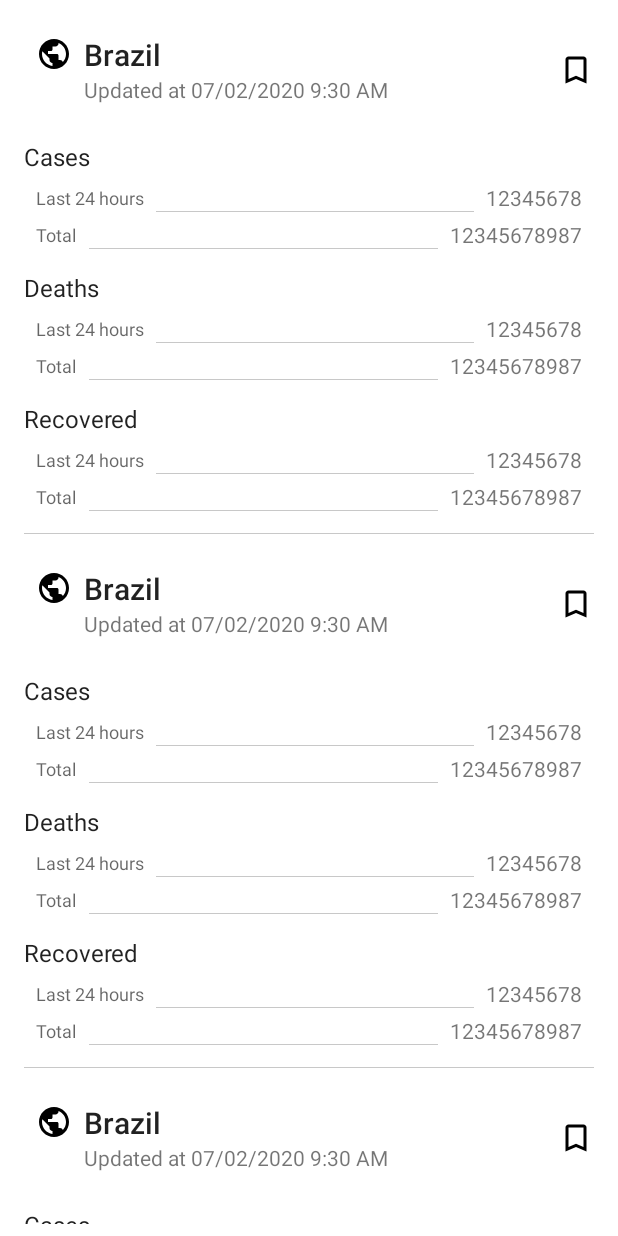
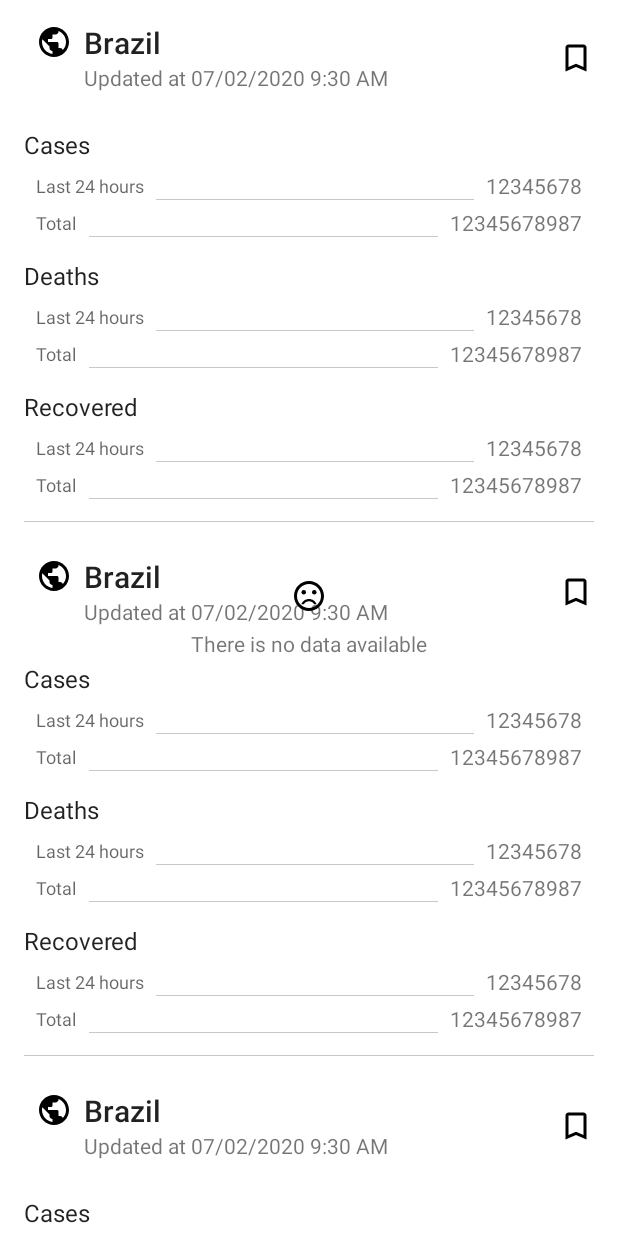
Before and after one commit to tibagni/covid19, an Android app: the layout countries_fragment.xml on its own in the app's theme, with its tools: preview values and no code run, on a phone screen of 412 x 824 dp. Run offline under Robolectric (Android 15) with nearby library versions, the light colour scheme and no system bars.

Commit message:
Adjust UI for mepty data and error cases

```diff
--- a/app/src/main/java/com/tibagni/covid/countries/CountriesViewModel.kt
+++ b/app/src/main/java/com/tibagni/covid/countries/CountriesViewModel.kt
@@ -46,8 +46,8 @@ class CountriesViewModel @ViewModelInject constructor(
         repository.updateCountrySummary(countrySummary)
     }
 
-    fun refresh() {
-        repository.refreshSummary(true)
+    fun refresh(forceRefresh: Boolean) {
+        repository.refreshSummary(forceRefresh)
     }
 
     fun filter(filterText: String) {
--- a/app/src/main/java/com/tibagni/covid/countries/SortCountriesDialogFragment.kt
+++ b/app/src/main/java/com/tibagni/covid/countries/SortCountriesDialogFragment.kt
@@ -8,7 +8,7 @@ import android.view.ViewGroup
 import androidx.fragment.app.viewModels
 import com.google.android.material.chip.ChipGroup
 import com.tibagni.covid.R
-import com.tibagni.covid.utils.enableChildren
+import com.tibagni.covid.view.enableChildren
 import dagger.hilt.android.AndroidEntryPoint
 import kotlinx.android.synthetic.main.fragment_sort_countries_dialog.view.*
 
--- a/app/src/main/java/com/tibagni/covid/news/NewsViewModel.kt
+++ b/app/src/main/java/com/tibagni/covid/news/NewsViewModel.kt
@@ -6,7 +6,11 @@ import com.tibagni.covid.repository.NewsRepository
 import dagger.hilt.android.scopes.ActivityRetainedScoped
 
 @ActivityRetainedScoped
-class NewsViewModel @ViewModelInject constructor(repository: NewsRepository) : ViewModel() {
+class NewsViewModel @ViewModelInject constructor(val repository: NewsRepository) : ViewModel() {
     val loadingStatus = repository.newsLoadingStatus
     val articles = repository.getNews()
+
+    fun refresh(forceRefresh: Boolean) {
+        repository.refreshNews(forceRefresh)
+    }
 }
--- a/app/src/main/java/com/tibagni/covid/repository/NewsRepository.kt
+++ b/app/src/main/java/com/tibagni/covid/repository/NewsRepository.kt
@@ -33,7 +33,7 @@ class NewsRepository @Inject constructor(
         return newsDao.loadAll()
     }
 
-    private fun refreshNews(forceRefresh: Boolean) {
+    fun refreshNews(forceRefresh: Boolean) {
         executor.execute {
             if (!forceRefresh && !shouldRefreshNews()) {
                 // Avoid fetching data from the API when it is not needed
--- a/app/src/main/java/com/tibagni/covid/summary/SummaryFragment.kt
+++ b/app/src/main/java/com/tibagni/covid/summary/SummaryFragment.kt
@@ -22,6 +22,7 @@ import com.tibagni.covid.R
 import com.tibagni.covid.countries.CountrySummarySortingState
 import com.tibagni.covid.repository.LoadingStatus
 import com.tibagni.covid.utils.*
+import com.tibagni.covid.view.onSelectionChanged
 import dagger.hilt.android.AndroidEntryPoint
 import kotlinx.android.synthetic.main.summary_fragment.view.*
 import kotlinx.android.synthetic.main.summary_item.view.*
--- /dev/null
+++ b/app/src/main/java/com/tibagni/covid/view/EmptyView.kt
@@ -0,0 +1,56 @@
+package com.tibagni.covid.view
+
+import android.content.Context
+import android.util.AttributeSet
+import android.view.View
+import android.widget.LinearLayout
+import com.tibagni.covid.R
+import kotlinx.android.synthetic.main.empty_view.view.*
+
+class EmptyView(context: Context, attrs: AttributeSet): LinearLayout(context, attrs)  {
+
+    companion object {
+        const val STATE_NO_DATA = 0
+        const val STATE_LOADING = 1
+        const val STATE_ERROR = 2
+    }
+
+    var emptyState: Int = STATE_NO_DATA
+    set(value) {
+        field = value
+        applyState(value)
+        invalidate()
+    }
+
+    init {
+        inflate(context, R.layout.empty_view, this)
+        val attributes = context.obtainStyledAttributes(attrs, R.styleable.EmptyView)
+        emptyState = attributes.getInt(R.styleable.EmptyView_empty_state, STATE_NO_DATA)
+        applyState(emptyState)
+        attributes.recycle()
+    }
+
+    private fun applyState(state: Int) {
+        textView.text = when (state) {
+            STATE_NO_DATA -> context.getString(R.string.no_data_state)
+            STATE_LOADING -> context.getString(R.string.loading_state)
+            STATE_ERROR -> context.getString(R.string.error_state)
+            else -> context.getString(R.string.no_data_state)
+        }
+
+        if (state == STATE_LOADING) {
+            imageView.visibility = View.GONE
+            progressBar.visibility = View.VISIBLE
+        } else {
+            imageView.visibility = View.VISIBLE
+            progressBar.visibility = View.GONE
+
+            imageView.setImageResource(when (state) {
+                STATE_ERROR -> R.drawable.ic_error_outline_black_24dp
+                STATE_NO_DATA -> R.drawable.ic_sentiment_dissatisfied_black_24dp
+                else -> View.NO_ID
+            })
+        }
+
+    }
+}
--- /dev/null
+++ b/app/src/main/java/com/tibagni/covid/view/EmptyableRecyclerView.kt
@@ -0,0 +1,69 @@
+package com.tibagni.covid.view
+
+import android.content.Context
+import android.util.AttributeSet
+import android.view.View
+import androidx.recyclerview.widget.RecyclerView
+import com.tibagni.covid.R
+
+/**
+ * A RecyclerView that shows an emptyView when it is empty
+ */
+class EmptyableRecyclerView(context: Context, attrs: AttributeSet) : RecyclerView(context, attrs) {
+    private var emptyView: View? = null
+    private val emptyViewId: Int
+
+    init {
+        context.theme.obtainStyledAttributes(attrs,
+            R.styleable.EmptyableRecyclerView,
+            0,
+            0).apply {
+            try {
+                emptyViewId = getResourceId(R.styleable.EmptyableRecyclerView_emptyView, View.NO_ID)
+            } finally {
+                recycle()
+            }
+        }
+    }
+
+    override fun onAttachedToWindow() {
+        super.onAttachedToWindow()
+        if (emptyViewId != View.NO_ID) {
+            emptyView = (parent as View).findViewById(emptyViewId)
+        }
+    }
+
+    override fun setAdapter(adapter: Adapter<*>?) {
+        adapter?.registerAdapterDataObserver(object : AdapterDataObserver() {
+            override fun onChanged() {
+                updateEmptyView(adapter)
+            }
+
+            override fun onItemRangeRemoved(positionStart: Int, itemCount: Int) {
+                updateEmptyView(adapter)
+            }
+
+            override fun onItemRangeMoved(fromPosition: Int, toPosition: Int, itemCount: Int) {
+                updateEmptyView(adapter)
+            }
+
+            override fun onItemRangeInserted(positionStart: Int, itemCount: Int) {
+                updateEmptyView(adapter)
+            }
+
+            override fun onItemRangeChanged(positionStart: Int, itemCount: Int) {
+                updateEmptyView(adapter)
+            }
+        })
+        super.setAdapter(adapter)
+        adapter?.let {
+            updateEmptyView(adapter)
+        }
+    }
+
+    private fun updateEmptyView(adapter: Adapter<*>) {
+        val isEmpty = adapter.itemCount == 0
+        emptyView?.visibility = if (isEmpty) VISIBLE else GONE
+    }
+
+}
--- a/app/src/main/java/com/tibagni/covid/utils/Expandable.kt
+++ b/app/src/main/java/com/tibagni/covid/view/Expandable.kt
@@ -1,4 +1,4 @@
-package com.tibagni.covid.utils
+package com.tibagni.covid.view
 
 class Expandable <T> (val content: T) {
     var isExpanded: Boolean = false
--- /dev/null
+++ b/app/src/main/res/drawable/ic_error_outline_black_24dp.xml
@@ -0,0 +1,9 @@
+<vector xmlns:android="http://schemas.android.com/apk/res/android"
+    android:width="24dp"
+    android:height="24dp"
+    android:viewportWidth="24"
+    android:viewportHeight="24">
+  <path
+      android:fillColor="#FF000000"
+      android:pathData="M11,15h2v2h-2v-2zM11,7h2v6h-2L11,7zM11.99,2C6.47,2 2,6.48 2,12s4.47,10 9.99,10C17.52,22 22,17.52 22,12S17.52,2 11.99,2zM12,20c-4.42,0 -8,-3.58 -8,-8s3.58,-8 8,-8 8,3.58 8,8 -3.58,8 -8,8z"/>
+</vector>
--- /dev/null
+++ b/app/src/main/res/drawable/ic_sentiment_dissatisfied_black_24dp.xml
@@ -0,0 +1,15 @@
+<vector xmlns:android="http://schemas.android.com/apk/res/android"
+    android:width="24dp"
+    android:height="24dp"
+    android:viewportWidth="24"
+    android:viewportHeight="24">
+  <path
+      android:fillColor="#FF000000"
+      android:pathData="M15.5,9.5m-1.5,0a1.5,1.5 0,1 1,3 0a1.5,1.5 0,1 1,-3 0"/>
+  <path
+      android:fillColor="#FF000000"
+      android:pathData="M8.5,9.5m-1.5,0a1.5,1.5 0,1 1,3 0a1.5,1.5 0,1 1,-3 0"/>
+  <path
+      android:fillColor="#FF000000"
+      android:pathData="M12,14c-2.33,0 -4.32,1.45 -5.12,3.5h1.67c0.69,-1.19 1.97,-2 3.45,-2s2.75,0.81 3.45,2h1.67c-0.8,-2.05 -2.79,-3.5 -5.12,-3.5zM11.99,2C6.47,2 2,6.48 2,12s4.47,10 9.99,10C17.52,22 22,17.52 22,12S17.52,2 11.99,2zM12,20c-4.42,0 -8,-3.58 -8,-8s3.58,-8 8,-8 8,3.58 8,8 -3.58,8 -8,8z"/>
+</vector>
--- a/app/src/main/res/layout/countries_fragment.xml
+++ b/app/src/main/res/layout/countries_fragment.xml
@@ -6,20 +6,27 @@
     android:layout_height="match_parent"
     tools:context=".countries.CountriesFragment">
 
-    <androidx.swiperefreshlayout.widget.SwipeRefreshLayout
-        android:id="@+id/swipe_container"
-        android:layout_width="match_parent"
+    <com.tibagni.covid.view.EmptyableRecyclerView
+        android:id="@+id/country_summary_items"
+        android:layout_width="0dp"
         android:layout_height="0dp"
-        android:layout_marginTop="8dp"
-        android:layout_marginBottom="8dp"
+        app:emptyView="@id/emptyView"
         app:layout_constraintBottom_toBottomOf="parent"
-        app:layout_constraintTop_toTopOf="parent">
+        app:layout_constraintEnd_toEndOf="parent"
+        app:layout_constraintStart_toStartOf="parent"
+        app:layout_constraintTop_toTopOf="parent"
+        tools:itemCount="3"
+        tools:listitem="@layout/country_summary_item" />
 
-        <androidx.recyclerview.widget.RecyclerView
-            android:id="@+id/country_summary_items"
-            android:layout_width="match_parent"
-            android:layout_height="match_parent"
-            tools:itemCount="3"
-            tools:listitem="@layout/country_summary_item" />
-    </androidx.swiperefreshlayout.widget.SwipeRefreshLayout>
+    <com.tibagni.covid.view.EmptyView
+        android:id="@+id/emptyView"
+        android:layout_width="wrap_content"
+        android:layout_height="wrap_content"
+        android:gravity="center"
+        app:empty_state="no_data"
+        app:layout_constraintBottom_toBottomOf="parent"
+        app:layout_constraintEnd_toEndOf="parent"
+        app:layout_constraintStart_toStartOf="parent"
+        app:layout_constraintTop_toTopOf="parent" />
+
 </androidx.constraintlayout.widget.ConstraintLayout>
--- /dev/null
+++ b/app/src/main/res/layout/empty_view.xml
@@ -0,0 +1,35 @@
+<?xml version="1.0" encoding="utf-8"?>
+<LinearLayout
+    xmlns:android="http://schemas.android.com/apk/res/android"
+    xmlns:app="http://schemas.android.com/apk/res-auto"
+    xmlns:tools="http://schemas.android.com/tools"
+    android:layout_width="wrap_content"
+    android:layout_height="wrap_content"
+    android:orientation="vertical"
+    android:layout_margin="10dp">
+
+    <ProgressBar
+        android:id="@+id/progressBar"
+        android:layout_width="24dp"
+        android:layout_height="24dp"
+        android:layout_gravity="center"
+        android:indeterminate="true"
+        android:visibility="gone"/>
+
+    <ImageView
+        android:id="@+id/imageView"
+        android:layout_width="wrap_content"
+        android:layout_height="wrap_content"
+        android:layout_gravity="center"
+        android:layout_weight="1"
+        tools:srcCompat="@drawable/ic_error_outline_black_24dp" />
+
+    <TextView
+        android:id="@+id/textView"
+        android:layout_width="wrap_content"
+        android:layout_height="wrap_content"
+        android:layout_gravity="center"
+        android:layout_marginTop="10dp"
+        android:layout_weight="1"
+        tools:text="No data available" />
+</LinearLayout>
--- a/app/src/main/res/values/strings.xml
+++ b/app/src/main/res/values/strings.xml
@@ -21,6 +21,10 @@
         <item>@string/summary_new</item>
     </string-array>
 
+    <string name="no_data_state">There is no data available</string>
+    <string name="loading_state">Loading...</string>
+    <string name="error_state">Error loading data. Check your internet connection</string>
+
 
     <string name="title_summary">Summary</string>
     <string name="title_countries">Countries</string>
```
Also changed, not shown: app/src/main/java/com/tibagni/covid/countries/CountriesFragment.kt (+16 -10 lines), app/src/main/java/com/tibagni/covid/news/NewsFragment.kt (+19 -0 lines), app/src/main/java/com/tibagni/covid/utils/BaseItemSelectedListener.kt (deleted, +0 -12 lines), app/src/main/java/com/tibagni/covid/utils/extensions.kt (+0 -20 lines), app/src/main/java/com/tibagni/covid/view/extesions.kt (added, +23 -0 lines), app/src/main/res/layout/news_fragment.xml (+11 -1 lines), app/src/main/res/values/attrs.xml (+15 -3 lines).
